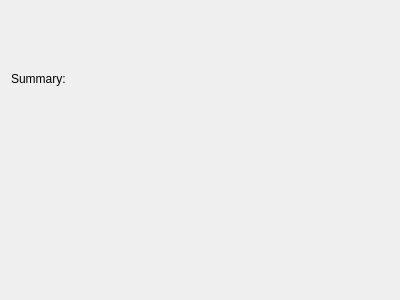
KDE/kdepim, file importwizard/ui/autodetect/importfinishpage.ui: the form before one commit.
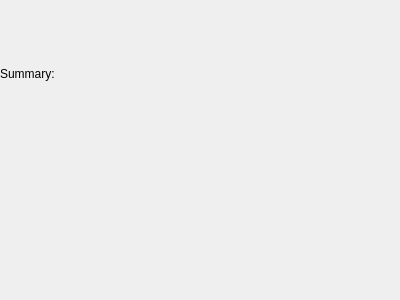
The form after the commit. Custom widgets are drawn as their Qt base class.

Commit message: Remove duplicate margin

The edit to the form file:
```diff
--- a/importwizard/ui/autodetect/importfinishpage.ui
+++ b/importwizard/ui/autodetect/importfinishpage.ui
@@ -11,6 +11,18 @@
    </rect>
   </property>
   <layout class="QVBoxLayout" name="verticalLayout">
+   <property name="leftMargin">
+    <number>0</number>
+   </property>
+   <property name="topMargin">
+    <number>0</number>
+   </property>
+   <property name="rightMargin">
+    <number>0</number>
+   </property>
+   <property name="bottomMargin">
+    <number>0</number>
+   </property>
    <item>
     <widget class="QLabel" name="label">
      <property name="text">
```
Left out of the diff: 4 changed lines with no effect on the pictures. The commit also changes 9 other files.
